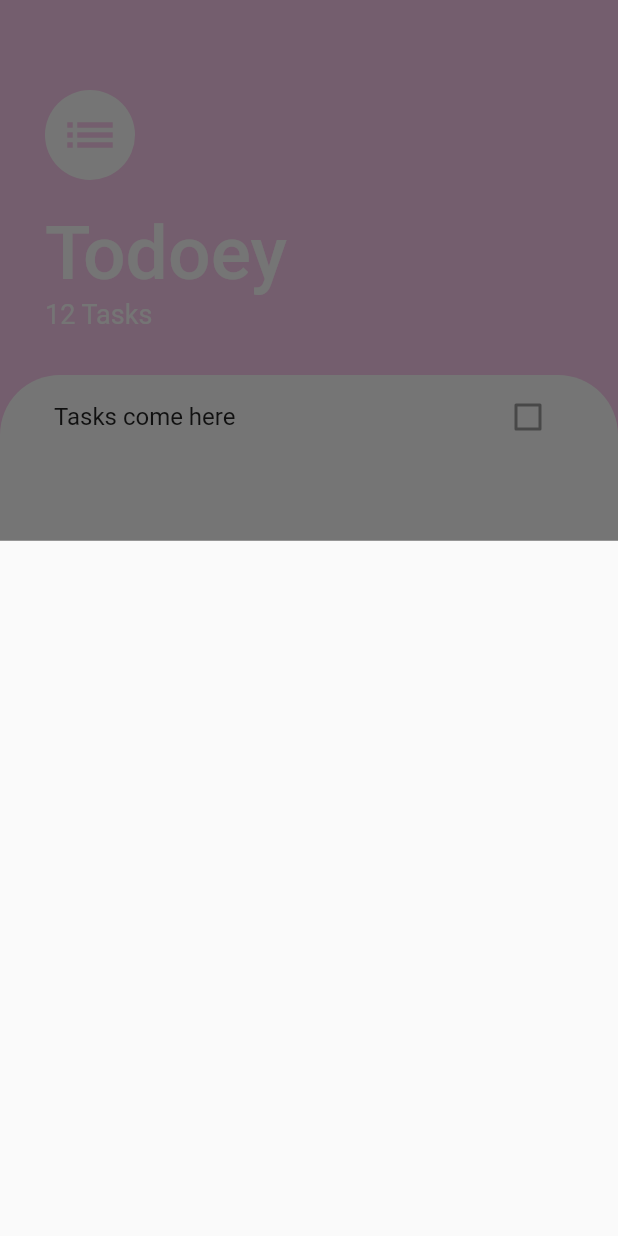
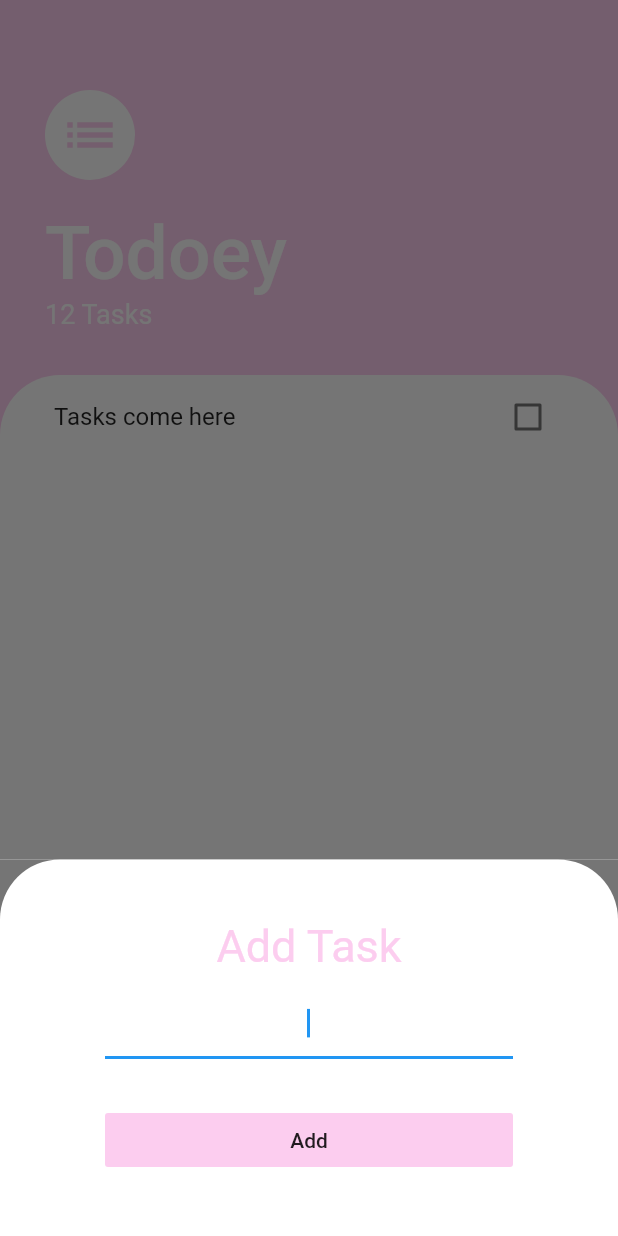
Before and after one commit to LucindaBotes/todo_list, a Flutter app: the screen it shows after launch, after a tap on the "add" icon, on a phone screen of 412 x 824 dp. Run offline on Flutter 3.47's test engine with Material 2 defaults, Android fonts, the phone set to English and light mode, and no system bars.

```diff
--- /dev/null
+++ b/lib/screens/add_task.dart
@@ -0,0 +1,52 @@
+import 'package:flutter/cupertino.dart';
+import 'package:flutter/material.dart';
+
+class AddTask extends StatelessWidget {
+  @override
+  Widget build(BuildContext context) {
+    return Container(
+      color: Color(0xff757575),
+      child: Container(
+        decoration: BoxDecoration(
+          color: Colors.white,
+          borderRadius: BorderRadius.only(
+            topRight: Radius.circular(40.0),
+            topLeft: Radius.circular(40.0),
+          ),
+        ),
+        child: Padding(
+          padding: EdgeInsets.symmetric(vertical: 40.0, horizontal: 70.0),
+          child: Column(
+            crossAxisAlignment: CrossAxisAlignment.stretch,
+            mainAxisAlignment: MainAxisAlignment.start,
+            children: <Widget>[
+              Text(
+                'Add Task',
+                textAlign: TextAlign.center,
+                style: TextStyle(
+                  color: Color(0xfffccdef),
+                  fontSize: 30.0,
+                ),
+              ),
+              SizedBox(
+                height: 10.0,
+              ),
+              TextField(
+                  autofocus: true,
+                textAlign: TextAlign.center,
+              ),
+              SizedBox(
+                height: 30.0,
+              ),
+              FlatButton(
+                child: Text('Add'),
+                color: Color(0xfffccdef),
+                onPressed: () {},
+              ),
+            ],
+          ),
+        ),
+      ),
+    );
+  }
+}
--- a/lib/screens/tasks.dart
+++ b/lib/screens/tasks.dart
@@ -1,25 +1,24 @@
 import 'package:flutter/cupertino.dart';
 import 'package:flutter/material.dart';
 import 'package:todo_list/widgets/tasks_list.dart';
+import 'package:todo_list/screens/add_task.dart';
 
 class TasksScreen extends StatelessWidget {
-  Widget buildSheet(BuildContext context) {
-    return Container(
-      decoration: BoxDecoration(
-          borderRadius: BorderRadius.only(
-        topLeft: Radius.circular(40.0),
-        topRight: Radius.circular(40.0),
-      )),
-    );
-  }
-
   @override
   Widget build(BuildContext context) {
     return Scaffold(
       backgroundColor: Color(0xfffccdef),
       floatingActionButton: FloatingActionButton(
         onPressed: () {
-          showModalBottomSheet(context: context, builder: buildSheet);
+          showModalBottomSheet(
+              context: context,
+              isScrollControlled: true,
+              builder: (context) => SingleChildScrollView(
+                child: Container(
+                    padding: EdgeInsets.only(
+                        bottom: MediaQuery.of(context).viewInsets.bottom),
+                    child: AddTask()),
+              ));
         },
         backgroundColor: Color(0xfffccdef),
         child: Icon(Icons.add),
--- a/lib/widgets/task_tile.dart
+++ b/lib/widgets/task_tile.dart
@@ -1,14 +1,45 @@
 import 'package:flutter/material.dart';
 
-class TaskTile extends StatelessWidget {
+class TaskTile extends StatefulWidget {
+  @override
+  _TaskTileState createState() => _TaskTileState();
+}
+
+class _TaskTileState extends State<TaskTile> {
+  bool isChecked = false;
+
+  void checkboxCall(bool boxState) {
+    setState(() {
+      isChecked = boxState;
+    });
+  }
 
   @override
   Widget build(BuildContext context) {
     return ListTile(
-      title: Text('Tasks come here'),
-      trailing: Checkbox(
-        value: false,
+      title: Text(
+        'Tasks come here',
+        style: TextStyle(
+          decoration: isChecked ? TextDecoration.lineThrough : null,
+        ),
       ),
+      trailing: TextCheckbox(isChecked, checkboxCall),
     );
   }
 }
+
+class TextCheckbox extends StatelessWidget {
+  final bool checkboxState;
+  final Function toggleBoxState;
+
+  TextCheckbox(this.checkboxState, this.toggleBoxState);
+
+  @override
+  Widget build(BuildContext context) {
+    return Checkbox(
+      activeColor: Color(0xfffccdef),
+      value: checkboxState,
+      onChanged: toggleBoxState,
+    );
+  }
+}
--- a/lib/widgets/tasks_list.dart
+++ b/lib/widgets/tasks_list.dart
@@ -1,8 +1,14 @@
 import 'package:flutter/material.dart';
 import 'task_tile.dart';
 
-class TaskList extends StatelessWidget {
+class TaskList extends StatefulWidget {
 
+  @override
+  _TaskListState createState() => _TaskListState();
+}
+
+class _TaskListState extends State<TaskList> {
+  List<Task> tasks = [];
   @override
   Widget build(BuildContext context) {
     return Container(
```
Also changed, not shown: lib/models/task.dart (added).
